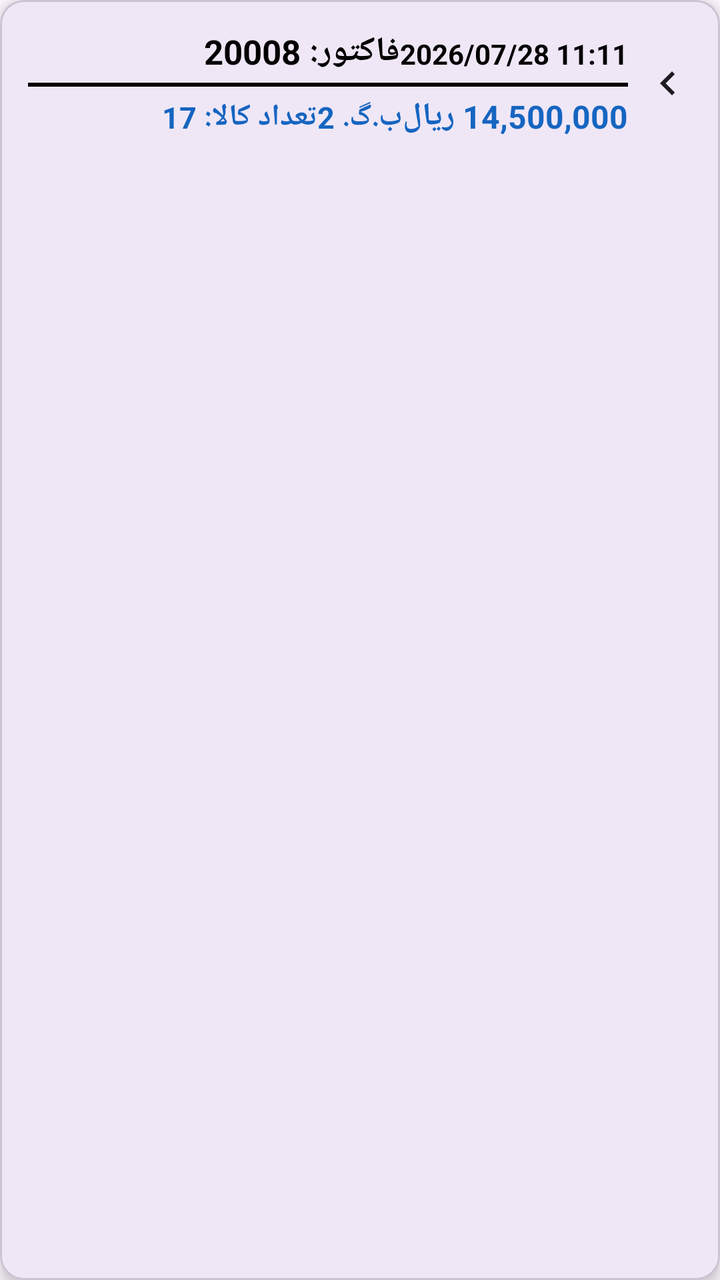
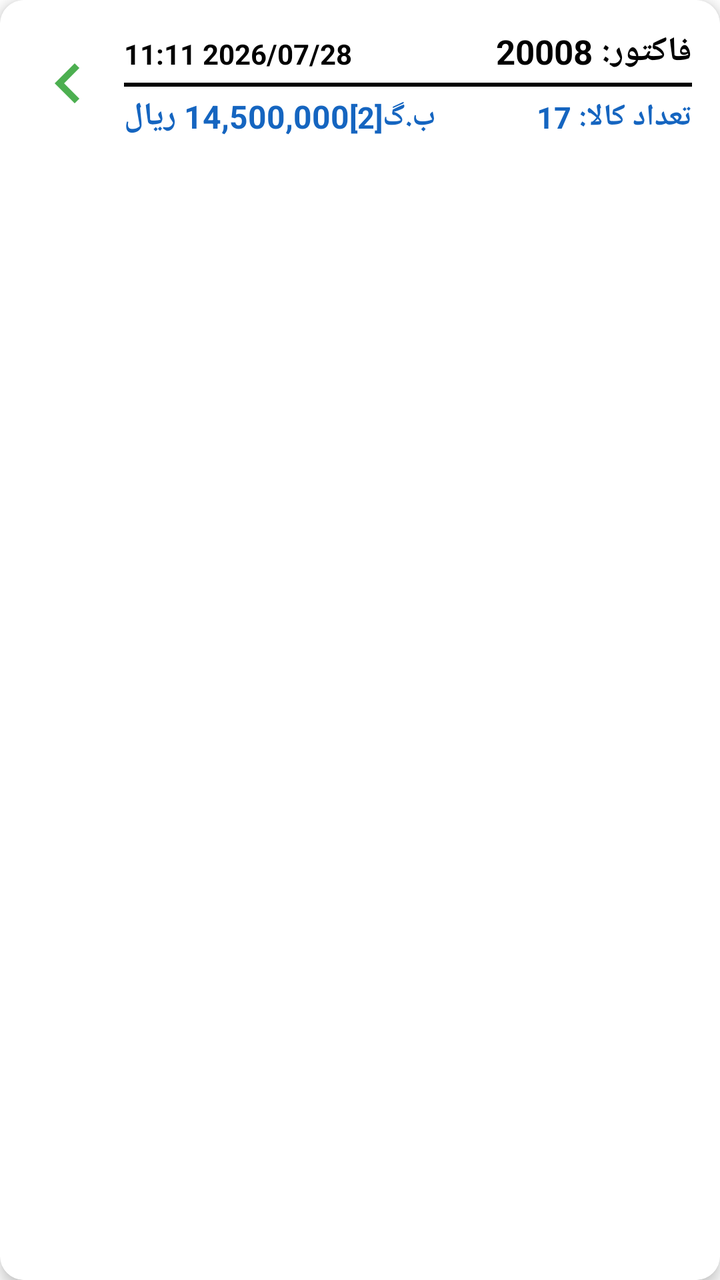

Two renders of the same Android screen: before a commit and after it. Below are the layout's source before the change and the commit's diff.
<!-- AndroidManifest.xml: application theme Theme.Helia -->
<!-- res/layout/item_invoice_history.xml -->
<?xml version="1.0" encoding="utf-8"?>
<com.google.android.material.card.MaterialCardView
    xmlns:android="http://schemas.android.com/apk/res/android"
    xmlns:app="http://schemas.android.com/apk/res-auto"
    android:layout_width="match_parent"
    android:layout_height="wrap_content"
    android:layout_marginHorizontal="12dp"
    android:layout_marginVertical="6dp"
    android:clickable="true"
    android:focusable="true"
    android:foreground="?attr/selectableItemBackground"
    app:cardCornerRadius="12dp"
    app:cardElevation="4dp"
    app:strokeWidth="1dp">

    <androidx.constraintlayout.widget.ConstraintLayout
        android:layout_width="match_parent"
        android:layout_height="wrap_content"
        android:padding="14dp">

        
        <ImageView
            android:id="@+id/imgArrow"
            android:layout_width="wrap_content"
            android:layout_height="wrap_content"
            android:src="@drawable/baseline_chevron_left_24"
            app:tint="?attr/colorOnSurface"
            app:layout_constraintBottom_toBottomOf="parent"
            app:layout_constraintEnd_toEndOf="parent"
            app:layout_constraintTop_toTopOf="parent" />

        
        <LinearLayout
            android:layout_width="0dp"
            android:layout_height="wrap_content"
            android:layout_marginEnd="8dp"
            android:orientation="vertical"
            app:layout_constraintEnd_toStartOf="@+id/imgArrow"
            app:layout_constraintStart_toStartOf="parent"
            app:layout_constraintTop_toTopOf="parent">

            
            <LinearLayout
                android:layout_width="match_parent"
                android:layout_height="wrap_content"
                android:orientation="horizontal">

                <TextView
                    android:id="@+id/txtInvoiceID"
                    android:layout_width="0dp"
                    android:layout_height="wrap_content"
                    android:layout_weight="1"
                    android:text="فاکتور: 20008"
                    android:textColor="@color/text_primary"
                    android:textSize="17sp"
                    android:textStyle="bold" />

                <TextView
                    android:id="@+id/txtDateTime"
                    android:layout_width="wrap_content"
                    android:layout_height="wrap_content"
                    android:text="2026/07/28 11:11"
                    android:textColor="@color/text_primary"
                    android:textSize="14sp"
                    android:textStyle="bold" />
            </LinearLayout>

            <View
                android:layout_width="match_parent"
                android:layout_height="2dp"
                android:layout_marginVertical="4dp"
                android:background="#000000" />

            
            <LinearLayout
                android:layout_width="match_parent"
                android:layout_height="wrap_content"
                android:orientation="horizontal">

                <TextView
                    android:id="@+id/txtCount"
                    android:layout_width="0dp"
                    android:layout_height="wrap_content"
                    android:layout_weight="1"
                    android:text="تعداد کالا: 17"
                    android:textColor="#1565C0"
                    android:textSize="15sp"
                    android:textStyle="bold" />

                <TextView
                    android:id="@+id/txtReturnedCount"
                    android:layout_width="wrap_content"
                    android:layout_height="wrap_content"
                    android:text="ب.گ. 2"
                    android:textColor="#1565C0"
                    android:textSize="15sp"
                    android:textStyle="bold" />

                <TextView
                    android:id="@+id/txtAmount"
                    android:layout_width="wrap_content"
                    android:layout_height="wrap_content"
                    android:text="14,500,000 ریال"
                    android:textColor="#1565C0"
                    android:textSize="16sp"
                    android:textStyle="bold" />
            </LinearLayout>
        </LinearLayout>

    </androidx.constraintlayout.widget.ConstraintLayout>

</com.google.android.material.card.MaterialCardView>
<!-- resources referenced by this layout -->
<resources>
  <color name="text_primary">#000000</color>
  <!-- drawable baseline_chevron_left_24 (drawable) -->
  <vector xmlns:android="http://schemas.android.com/apk/res/android" android:height="24dp" android:tint="#000000" android:viewportHeight="24" android:viewportWidth="24" android:width="24dp">
        
      <path android:fillColor="@android:color/white" android:pathData="M15.41,7.41L14,6l-6,6 6,6 1.41,-1.41L10.83,12z"/>
      
  </vector>
  <style name="Theme.Helia" parent="Base.Theme.Helia" />
  <style name="Base.Theme.Helia" parent="Theme.Material3.DayNight.NoActionBar">
          
          
      </style>
</resources>

<!-- the commit's change to res/layout/item_invoice_history.xml (unified diff, before → after) -->
@@ -1,6 +1,5 @@
 <?xml version="1.0" encoding="utf-8"?>
-<com.google.android.material.card.MaterialCardView
-    xmlns:android="http://schemas.android.com/apk/res/android"
+<com.google.android.material.card.MaterialCardView xmlns:android="http://schemas.android.com/apk/res/android"
     xmlns:app="http://schemas.android.com/apk/res-auto"
     android:layout_width="match_parent"
     android:layout_height="wrap_content"
@@ -16,18 +15,19 @@
     <androidx.constraintlayout.widget.ConstraintLayout
         android:layout_width="match_parent"
         android:layout_height="wrap_content"
+        android:layoutDirection="rtl"
         android:padding="14dp">
 
         
         <ImageView
             android:id="@+id/imgArrow"
-            android:layout_width="wrap_content"
-            android:layout_height="wrap_content"
+            android:layout_width="40dp"
+            android:layout_height="40dp"
             android:src="@drawable/baseline_chevron_left_24"
-            app:tint="?attr/colorOnSurface"
             app:layout_constraintBottom_toBottomOf="parent"
             app:layout_constraintEnd_toEndOf="parent"
-            app:layout_constraintTop_toTopOf="parent" />
+            app:layout_constraintTop_toTopOf="parent"
+            app:tint="#4CAF50" />
 
         
         <LinearLayout
@@ -43,6 +43,7 @@
             <LinearLayout
                 android:layout_width="match_parent"
                 android:layout_height="wrap_content"
+                android:layoutDirection="rtl"
                 android:orientation="horizontal">
 
                 <TextView
@@ -75,13 +76,14 @@
             <LinearLayout
                 android:layout_width="match_parent"
                 android:layout_height="wrap_content"
+                android:layoutDirection="rtl"
                 android:orientation="horizontal">
 
                 <TextView
                     android:id="@+id/txtCount"
                     android:layout_width="0dp"
                     android:layout_height="wrap_content"
-                    android:layout_weight="1"
+                    android:layout_weight="2"
                     android:text="تعداد کالا: 17"
                     android:textColor="#1565C0"
                     android:textSize="15sp"
@@ -91,7 +93,7 @@
                     android:id="@+id/txtReturnedCount"
                     android:layout_width="wrap_content"
                     android:layout_height="wrap_content"
-                    android:text="ب.گ. 2"
+                    android:text="ب.گ[2]"
                     android:textColor="#1565C0"
                     android:textSize="15sp"
                     android:textStyle="bold" />
<!-- resource entries referenced after the edit -->
@@ -7,10 +7,14 @@
       <path android:fillColor="@android:color/white" android:pathData="M15.41,7.41L14,6l-6,6 6,6 1.41,-1.41L10.83,12z"/>
       
   </vector>
-  <style name="Theme.Helia" parent="Base.Theme.Helia" />
-  <style name="Base.Theme.Helia" parent="Theme.Material3.DayNight.NoActionBar">
-          
-          
+  <style name="Theme.Helia" parent="Theme.MaterialComponents.DayNight.NoActionBar">
+  
+          <item name="android:statusBarColor">@android:color/white</item>
+          <item name="android:navigationBarColor">@android:color/white</item>
+  
+          <item name="android:windowLightStatusBar">true</item>
+          <item name="android:windowLightNavigationBar">true</item>
+  
       </style>
 </resources>
 
